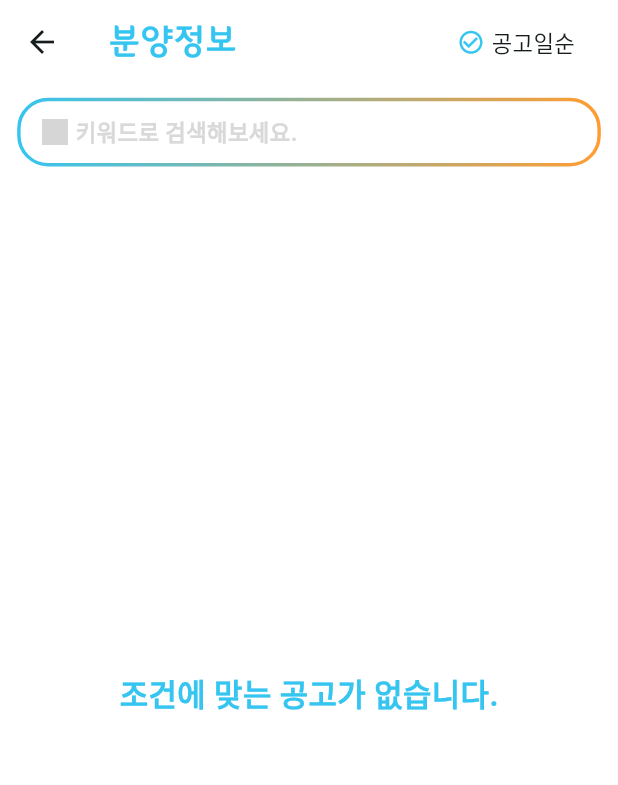
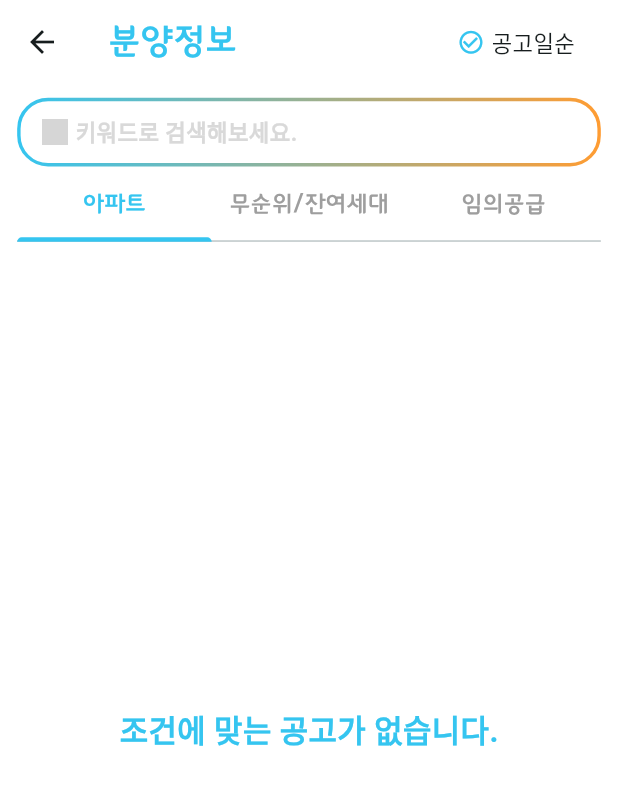
Before and after one commit to JioBani/homerun, a Flutter app: the NoticeListPage screen opened directly with empty values, on a phone screen of 412 x 824 dp. Shown: the top 785 px of the screen. Run offline on Flutter 3.47's test engine with Material 3 defaults, Android fonts, the phone set to English and light mode, and no system bars; drawn by our look-alikes of auto_size_text; our stand-ins replace cached_network_image, card_loading, cloud_firestore, dropdown_button2, firebase_auth, firebase_core and 19 more; missing offline and left inert: animate_icons, flutter_list_view, flutter_naver_login, flutter_naver_map, kakao_flutter_sdk_user, korean_profanity_filter and 1 more; accounts and stored records are empty; Roboto replaces fonts that are missing (Pretendard); grey boxes are pictures that could not be loaded.

Commit message:
feat : 검색창에 공급방식 탭 추가

```diff
--- a/lib/Page/NoticeListPage/View/NoticeListPage.dart
+++ b/lib/Page/NoticeListPage/View/NoticeListPage.dart
@@ -1,12 +1,11 @@
+import 'package:auto_size_text/auto_size_text.dart';
 import 'package:flutter/material.dart';
 import 'package:flutter_screenutil/flutter_screenutil.dart';
 import 'package:gap/gap.dart';
 import 'package:get/get.dart';
-import 'package:get/get_core/src/get_main.dart';
 import 'package:homerun/Common/StaticLogger.dart';
 import 'package:homerun/Feature/Notice/Value/HouseType.dart';
 import 'package:homerun/Feature/Notice/Value/SupplyMethod.dart';
-import 'package:homerun/Common/Widget/CustomSearchBar.dart';
 import 'package:homerun/Page/NoticeListPage/Value/SortType.dart';
 import 'package:homerun/Page/NoticeSearchPage/Controller/TagSearchBarController.dart';
 import 'package:homerun/Page/NoticeSearchPage/View/SearchSettingPage.dart';
@@ -26,39 +25,44 @@ class NoticeListPage extends StatefulWidget {
   State<NoticeListPage> createState() => _NoticeListPageState();
 }
 
-class _NoticeListPageState extends State<NoticeListPage> {
-  late final Map<SortType, NoticePagedListView> noticePagedListViewMap = {
-    SortType.applicationDateUpcoming : NoticePagedListView(
-        supplyMethod: widget.supplyMethod,
-        sortType: SortType.applicationDateUpcoming
-    ),
-    SortType.announcementDate : NoticePagedListView(
-        supplyMethod: widget.supplyMethod,
-        sortType: SortType.announcementDate
-    ),
-    SortType.popularity : NoticePagedListView(
-        supplyMethod: widget.supplyMethod,
-        sortType: SortType.popularity)
-    ,
-  };
+class _NoticeListPageState extends State<NoticeListPage> with TickerProviderStateMixin{
+  late final Map<SupplyMethod,Map<SortType, NoticePagedListView>> noticePagedListViewMap;
 
   SortType sortType = SortType.announcementDate;
   late final PageController _pageController;
   final TagSearchBarController tagSearchBarController = TagSearchBarController();
+  late final TabController tabController;
 
   @override
   void initState() {
     super.initState();
     _pageController = PageController(initialPage: SortType.values.indexOf(sortType));
+    tabController = TabController(length: 3, vsync: this);
+
+    noticePagedListViewMap = {};
+
+    for (var method in SupplyMethod.values) {
+      noticePagedListViewMap[method] = {};
+
+      for (var sortType in SortType.values) {
+        noticePagedListViewMap[method]![sortType] = NoticePagedListView(
+          supplyMethod: method,
+          sortType: sortType
+        );
+      }
+    }
   }
 
   @override
   void dispose() {
     _pageController.dispose();
 
-    for (var pagedListView in noticePagedListViewMap.values) {
-      pagedListView.controller.pagingController.dispose();
+    for(var map in noticePagedListViewMap.values){
+      for(var view in map.values){
+        view.controller.pagingController.dispose();
       }
+    }
+
     super.dispose();
   }
 
@@ -104,28 +108,91 @@ class _NoticeListPageState extends State<NoticeListPage> {
                 Map<String,dynamic>? result = await Get.to(SearchSettingPage(tagSearchBarController: tagSearchBarController,));
 
                 if(result != null){
-                  StaticLogger.logger.i("gd");
-                  setState(() {
+                  setState(() { });
 
-                  });
-                  noticePagedListViewMap.values.map((view)=>{
-                    view.controller.setSearch(result['regions'] as List<Region>?, result['houseTypes'] as List<HouseType>)
-                  }).toList();
+                  //#. 순회 하면서 리스트 초기화
+                  for(var map in noticePagedListViewMap.values){
+                    for(var view in map.values){
+                      view.controller.setSearch(result['regions'] as List<Region>?, result['houseTypes'] as List<HouseType>);
+                    }
+                  }
                 }
               },
               child: TagSearchBarPreview(
                 controller: tagSearchBarController,
                 onReset: (){
-                  noticePagedListViewMap.values.map((view)=>{
-                    view.controller.setSearch(null,null)
-                  }).toList();
+                  for(var map in noticePagedListViewMap.values){
+                    for(var view in map.values){
+                      view.controller.setSearch(null, null);
+                    }
+                  }
+
                   tagSearchBarController.reset();
                 },
               )
             ),
             Gap(2.w),
+            Container(
+                decoration: BoxDecoration(
+                    border: Border(bottom: BorderSide(color: Colors.grey, width: 0.1.sp))
+                ),
+                child: LayoutBuilder(
+                    builder: (_,constraints) {
+                      double maxWidth = constraints.maxWidth;
+                      return TabBar(
+                          controller: tabController,
+                          tabAlignment: TabAlignment.center,
+                          padding: EdgeInsets.zero,
+                          indicatorPadding: EdgeInsets.zero,
+                          labelPadding: EdgeInsets.zero,
+                          unselectedLabelColor: Colors.grey,
+                          labelStyle: TextStyle(
+                              fontSize: 13.sp,
+                              fontWeight: FontWeight.bold,
+                              fontFamily: Fonts.title
+                          ),
+                          isScrollable: true,
+                          tabs: [
+                            Tab(
+                              child: SizedBox(
+                                width: maxWidth/ 3,
+                                child: Center(
+                                  child: Text(
+                                      "아파트"
+                                  ),
+                                ),
+                              ),
+                            ),
+                            Tab(
+                              child: SizedBox(
+                                width: maxWidth/ 3,
+                                child: Center(
+                                  child: AutoSizeText(
+                                    "무순위/잔여세대",
+                                    maxLines: 1,
+                                  ),
+                                ),
+                              ),
+                            ),
+                            Tab(
+                              child: SizedBox(
+                                width: maxWidth/ 3,
+                                child: Center(
+                                  child: Text(
+                                      "임의공급"
+                                  ),
+                                ),
+                              ),
+                            ),
+                          ]
+                      );
+                    }
+                )
+            ),
             Expanded(
-              child: PageView(
+              child: TabBarView(
+                controller: tabController,
+                children: SupplyMethod.values.map((method)=> PageView(
                   physics: const NeverScrollableScrollPhysics(),
                   controller: _pageController,
                   onPageChanged: (index) {
@@ -133,7 +200,8 @@ class _NoticeListPageState extends State<NoticeListPage> {
                       sortType = SortType.values[index];
                     });
                   },
-                children: noticePagedListViewMap.values.toList(),
+                  children: noticePagedListViewMap[method]!.values.toList(),
+                )).toList(),
               ),
             ),
           ],
```
Lines whose indentation alone changed are shown as unchanged.
